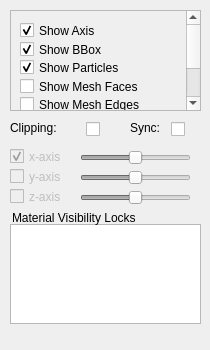
Before: the Qt Designer form src/gui/Application/ViewWidgets/MeshViewOptionsWidget.ui in SCIInstitute/cleaver2-cuda, drawn with Qt 5.
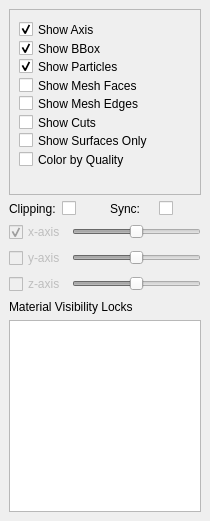
After: the same form once the commit is applied.

Commit message: Fixed material selection for faces. better mesh tool options box.

```diff
--- a/src/gui/Application/ViewWidgets/MeshViewOptionsWidget.ui
+++ b/src/gui/Application/ViewWidgets/MeshViewOptionsWidget.ui
@@ -7,34 +7,28 @@
     <x>0</x>
     <y>0</y>
     <width>210</width>
-    <height>350</height>
+    <height>521</height>
    </rect>
   </property>
   <property name="minimumSize">
    <size>
     <width>210</width>
-    <height>350</height>
+    <height>518</height>
    </size>
   </property>
   <property name="maximumSize">
    <size>
     <width>210</width>
-    <height>350</height>
+    <height>524287</height>
    </size>
   </property>
   <property name="windowTitle">
    <string>Mesh View Options</string>
   </property>
   <widget class="QWidget" name="dockWidgetContents">
+   <layout class="QVBoxLayout" name="verticalLayout_2">
+    <item>
    <widget class="QScrollArea" name="scrollArea">
-    <property name="geometry">
-     <rect>
-      <x>10</x>
-      <y>10</y>
-      <width>191</width>
-      <height>101</height>
-     </rect>
-    </property>
     <property name="minimumSize">
      <size>
       <width>191</width>
@@ -43,8 +37,8 @@
     </property>
     <property name="maximumSize">
      <size>
-      <width>191</width>
-      <height>120</height>
+        <width>16777215</width>
+        <height>16777215</height>
      </size>
     </property>
     <property name="verticalScrollBarPolicy">
@@ -305,219 +299,177 @@
      </layout>
     </widget>
    </widget>
-   <widget class="QSlider" name="zSlider">
-    <property name="enabled">
-     <bool>false</bool>
-    </property>
-    <property name="geometry">
-     <rect>
-      <x>80</x>
-      <y>186</y>
-      <width>111</width>
-      <height>23</height>
-     </rect>
-    </property>
-    <property name="maximum">
-     <number>100</number>
-    </property>
-    <property name="value">
-     <number>50</number>
-    </property>
-    <property name="orientation">
-     <enum>Qt::Horizontal</enum>
-    </property>
-   </widget>
-   <widget class="QCheckBox" name="zCheckbox">
-    <property name="enabled">
-     <bool>false</bool>
-    </property>
-    <property name="geometry">
-     <rect>
-      <x>10</x>
-      <y>186</y>
-      <width>74</width>
-      <height>21</height>
-     </rect>
-    </property>
-    <property name="text">
-     <string>z-axis</string>
-    </property>
-    <attribute name="buttonGroup">
-     <string>buttonGroup</string>
-    </attribute>
-   </widget>
-   <widget class="QSlider" name="ySlider">
-    <property name="enabled">
-     <bool>false</bool>
-    </property>
-    <property name="geometry">
-     <rect>
-      <x>80</x>
-      <y>166</y>
-      <width>111</width>
-      <height>23</height>
-     </rect>
-    </property>
-    <property name="maximum">
-     <number>100</number>
-    </property>
-    <property name="value">
-     <number>50</number>
-    </property>
-    <property name="orientation">
-     <enum>Qt::Horizontal</enum>
-    </property>
-   </widget>
-   <widget class="QCheckBox" name="clippingCheckbox">
-    <property name="geometry">
-     <rect>
-      <x>86</x>
-      <y>119</y>
-      <width>31</width>
-      <height>21</height>
-     </rect>
-    </property>
-    <property name="text">
-     <string/>
-    </property>
-   </widget>
-   <widget class="QSlider" name="xSlider">
-    <property name="enabled">
-     <bool>false</bool>
-    </property>
-    <property name="geometry">
-     <rect>
-      <x>80</x>
-      <y>146</y>
-      <width>111</width>
-      <height>23</height>
-     </rect>
-    </property>
-    <property name="maximum">
-     <number>100</number>
-    </property>
-    <property name="value">
-     <number>50</number>
-    </property>
-    <property name="orientation">
-     <enum>Qt::Horizontal</enum>
-    </property>
-   </widget>
+    </item>
+    <item>
+     <layout class="QHBoxLayout" name="horizontalLayout">
+      <property name="topMargin">
+       <number>0</number>
+      </property>
+      <item>
    <widget class="QLabel" name="label2">
-    <property name="geometry">
-     <rect>
-      <x>10</x>
-      <y>120</y>
-      <width>61</width>
-      <height>16</height>
-     </rect>
-    </property>
     <property name="text">
      <string>Clipping:</string>
     </property>
    </widget>
-   <widget class="QCheckBox" name="yCheckbox">
-    <property name="enabled">
-     <bool>false</bool>
-    </property>
-    <property name="geometry">
-     <rect>
-      <x>10</x>
-      <y>166</y>
-      <width>74</width>
-      <height>21</height>
-     </rect>
-    </property>
+      </item>
+      <item>
+       <widget class="QCheckBox" name="clippingCheckbox">
     <property name="text">
-     <string>y-axis</string>
-    </property>
-    <attribute name="buttonGroup">
-     <string>buttonGroup</string>
-    </attribute>
-   </widget>
-   <widget class="QCheckBox" name="xCheckbox">
-    <property name="enabled">
-     <bool>false</bool>
-    </property>
-    <property name="geometry">
-     <rect>
-      <x>10</x>
-      <y>146</y>
-      <width>74</width>
-      <height>21</height>
-     </rect>
-    </property>
-    <property name="text">
-     <string>x-axis</string>
-    </property>
-    <property name="checked">
-     <bool>true</bool>
-    </property>
-    <attribute name="buttonGroup">
-     <string>buttonGroup</string>
-    </attribute>
-   </widget>
+         <string/>
+        </property>
+       </widget>
+      </item>
+      <item>
    <widget class="QLabel" name="label2_2">
-    <property name="geometry">
-     <rect>
-      <x>130</x>
-      <y>120</y>
-      <width>91</width>
-      <height>16</height>
-     </rect>
-    </property>
     <property name="text">
      <string>Sync:</string>
     </property>
    </widget>
+      </item>
+      <item>
    <widget class="QCheckBox" name="syncClippingCheckbox">
-    <property name="geometry">
-     <rect>
-      <x>171</x>
-      <y>119</y>
-      <width>31</width>
-      <height>21</height>
-     </rect>
-    </property>
     <property name="text">
      <string/>
     </property>
    </widget>
-   <widget class="QTreeView" name="materialsView">
-    <property name="geometry">
-     <rect>
-      <x>10</x>
-      <y>224</y>
-      <width>191</width>
-      <height>100</height>
-     </rect>
-    </property>
-    <property name="minimumSize">
-     <size>
-      <width>191</width>
-      <height>100</height>
-     </size>
-    </property>
-    <property name="maximumSize">
-     <size>
-      <width>191</width>
-      <height>100</height>
-     </size>
-    </property>
-   </widget>
+      </item>
+     </layout>
+    </item>
+    <item>
+     <layout class="QHBoxLayout" name="horizontalLayout_2">
+      <property name="topMargin">
+       <number>0</number>
+      </property>
+      <item>
+       <widget class="QCheckBox" name="xCheckbox">
+        <property name="enabled">
+         <bool>false</bool>
+        </property>
+        <property name="text">
+         <string>x-axis</string>
+        </property>
+        <property name="checked">
+         <bool>true</bool>
+        </property>
+        <attribute name="buttonGroup">
+         <string notr="true">buttonGroup</string>
+        </attribute>
+       </widget>
+      </item>
+      <item>
+       <widget class="QSlider" name="xSlider">
+        <property name="enabled">
+         <bool>false</bool>
+        </property>
+        <property name="maximum">
+         <number>100</number>
+        </property>
+        <property name="value">
+         <number>50</number>
+        </property>
+        <property name="orientation">
+         <enum>Qt::Horizontal</enum>
+        </property>
+       </widget>
+      </item>
+     </layout>
+    </item>
+    <item>
+     <layout class="QHBoxLayout" name="horizontalLayout_3">
+      <property name="topMargin">
+       <number>0</number>
+      </property>
+      <item>
+       <widget class="QCheckBox" name="yCheckbox">
+        <property name="enabled">
+         <bool>false</bool>
+        </property>
+        <property name="text">
+         <string>y-axis</string>
+        </property>
+        <attribute name="buttonGroup">
+         <string notr="true">buttonGroup</string>
+        </attribute>
+       </widget>
+      </item>
+      <item>
+       <widget class="QSlider" name="ySlider">
+        <property name="enabled">
+         <bool>false</bool>
+        </property>
+        <property name="maximum">
+         <number>100</number>
+        </property>
+        <property name="value">
+         <number>50</number>
+        </property>
+        <property name="orientation">
+         <enum>Qt::Horizontal</enum>
+        </property>
+       </widget>
+      </item>
+     </layout>
+    </item>
+    <item>
+     <layout class="QHBoxLayout" name="horizontalLayout_4">
+      <property name="topMargin">
+       <number>0</number>
+      </property>
+      <item>
+       <widget class="QCheckBox" name="zCheckbox">
+        <property name="enabled">
+         <bool>false</bool>
+        </property>
+        <property name="text">
+         <string>z-axis</string>
+        </property>
+        <attribute name="buttonGroup">
+         <string notr="true">buttonGroup</string>
+        </attribute>
+       </widget>
+      </item>
+      <item>
+       <widget class="QSlider" name="zSlider">
+        <property name="enabled">
+         <bool>false</bool>
+        </property>
+        <property name="maximum">
+         <number>100</number>
+        </property>
+        <property name="value">
+         <number>50</number>
+        </property>
+        <property name="orientation">
+         <enum>Qt::Horizontal</enum>
+        </property>
+       </widget>
+      </item>
+     </layout>
+    </item>
+    <item>
    <widget class="QLabel" name="label2_3">
-    <property name="geometry">
-     <rect>
-      <x>12</x>
-      <y>210</y>
-      <width>131</width>
-      <height>16</height>
-     </rect>
-    </property>
     <property name="text">
      <string>Material Visibility Locks</string>
     </property>
    </widget>
+    </item>
+    <item>
+     <widget class="QTreeView" name="materialsView">
+      <property name="minimumSize">
+       <size>
+        <width>191</width>
+        <height>100</height>
+       </size>
+      </property>
+      <property name="maximumSize">
+       <size>
+        <width>16777215</width>
+        <height>16777215</height>
+       </size>
+      </property>
+     </widget>
+    </item>
+   </layout>
   </widget>
  </widget>
  <resources/>
```
Lines whose indentation alone changed are shown as unchanged. The commit also changes 4 other files.
